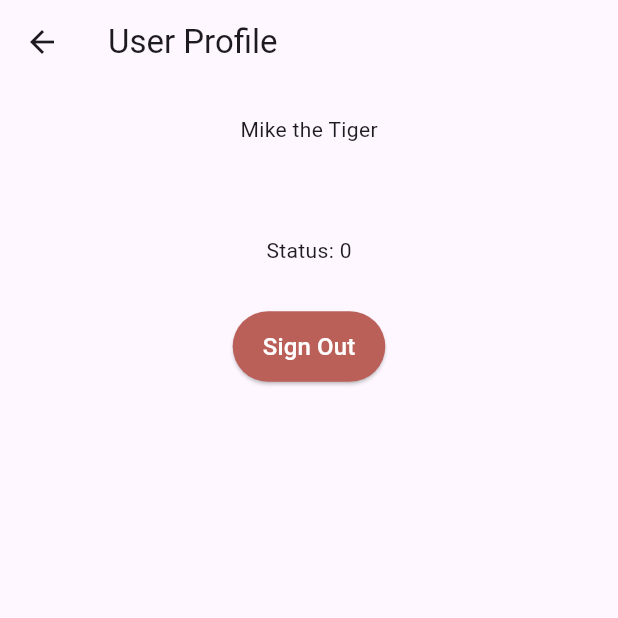
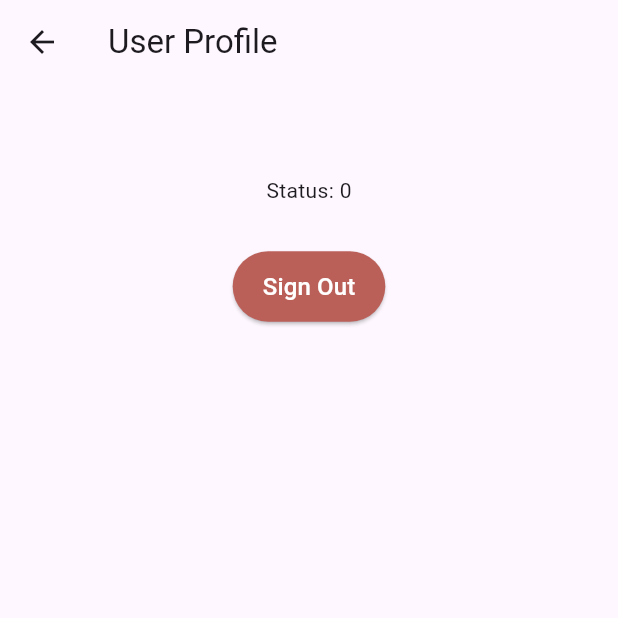
Before and after one commit to rachael-101906/GeauxHackFlutter, a Flutter app: the UserProfileScreen screen opened directly, on a phone screen of 412 x 824 dp, the top half of it. Run offline on Flutter 3.47's test engine with Material 3 defaults, Android fonts, the phone set to English and light mode, and no system bars; our stand-ins replace carousel_slider, cloud_firestore, firebase_auth, firebase_core, flutter_map, latlong2; missing offline and left inert: animated_quiz_widget; accounts and stored records are empty; statements that could not run were skipped.

```diff
--- a/flutter-doc/lib/pages/home_page.dart
+++ b/flutter-doc/lib/pages/home_page.dart
@@ -218,9 +218,9 @@ class NavBar extends StatelessWidget implements PreferredSizeWidget {
                 _buildNavItem('Quiz', onQuizTap),
                 const SizedBox(width: 15),
                 _buildNavItem('Map', onMapTap),
-                const SizedBox(width: 4),
+                const SizedBox(width: 15),
                 _buildViewAllButton(context, 'View All Species'),
-                const SizedBox(width: 8),
+                const SizedBox(width: 15),
                 _buildSignUpLoginButton(context, 'Sign Up/Log In'),
                 const SizedBox(width: 15),
                 _buildUserProfileButton('User Profile', onProfileTap),
@@ -268,7 +268,7 @@ class NavBar extends StatelessWidget implements PreferredSizeWidget {
       ),
       child: Text(
         title,
-        style: const TextStyle(color: Colors.black, fontSize: 12),
+        style: const TextStyle(color: Colors.black, fontSize: 20),
       ),
     );
   }
--- a/flutter-doc/lib/pages/user_profile.dart
+++ b/flutter-doc/lib/pages/user_profile.dart
@@ -37,8 +37,6 @@ class _UserProfileScreenState extends State<UserProfileScreen> {
           child: Column(
             children: [
               const SizedBox(height: 20),
-              Text("Mike the Tiger"),
-              const SizedBox(height: 20),
               Text(FirebaseAuth.instance.currentUser?.email ?? "No User/Email"),
               const SizedBox(height: 20),
               Text("Status: ${currentUserProfile.status}"),
```
